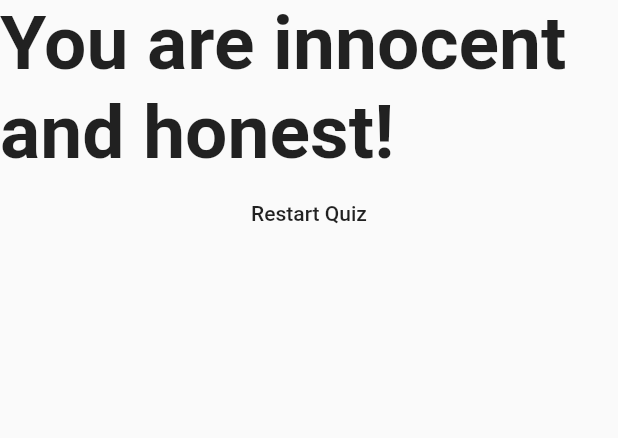
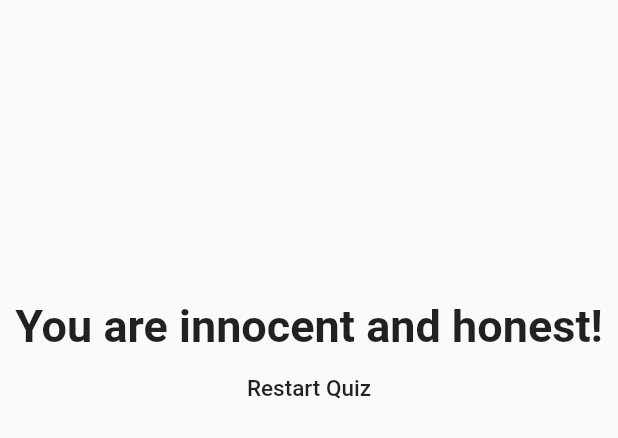
Before and after one commit to TanviPatwa/Flutter-Projects, a Flutter app: the Result widget shown alone on an empty page, opened directly with empty values, on a phone screen of 412 x 824 dp. Shown: the top 438 px of the screen. Run offline on Flutter 3.47's test engine with Material 2 defaults, Android fonts, the phone set to English and light mode, and no system bars.

Commit message:
Update result.dart

```diff
--- a/Personality Detection/lib/result.dart
+++ b/Personality Detection/lib/result.dart
@@ -21,12 +21,13 @@ class Result extends StatelessWidget {
   Widget build(BuildContext context) {
     return Center(
       child: Column(children: [
+        SizedBox(height: 200,),
         Text(
           resultp,
-          style: TextStyle(fontSize: 50, fontWeight: FontWeight.bold),
+          style: TextStyle(fontSize: 30, fontWeight: FontWeight.bold),
         ),
         FlatButton(
-          child: Text("Restart Quiz"),
+          child: Text("Restart Quiz",style: TextStyle(fontSize: 15),),
           onPressed: resetpg,
         )
       ]),
```
